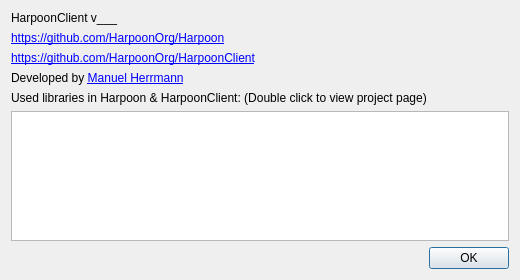
This is ui_forms/about.ui in 0x17de/HarpoonClient as Qt 5 draws it before an edit. The edited form follows.
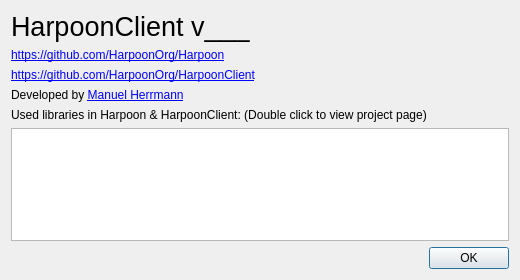
This is the edited form.

Commit message: font size changed for project name in about dialog

Diff of the .ui file:
```diff
--- a/ui_forms/about.ui
+++ b/ui_forms/about.ui
@@ -16,6 +16,11 @@
   <layout class="QVBoxLayout" name="verticalLayout">
    <item>
     <widget class="QLabel" name="clientVersion">
+     <property name="font">
+      <font>
+       <pointsize>20</pointsize>
+      </font>
+     </property>
      <property name="text">
       <string>HarpoonClient v___</string>
      </property>
```
